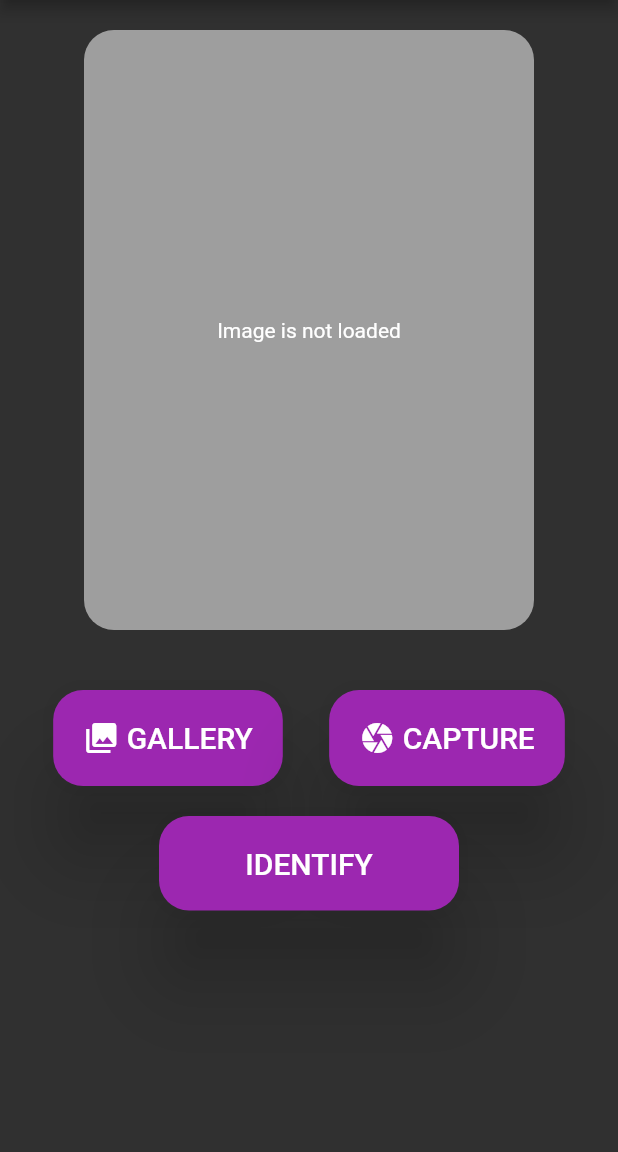
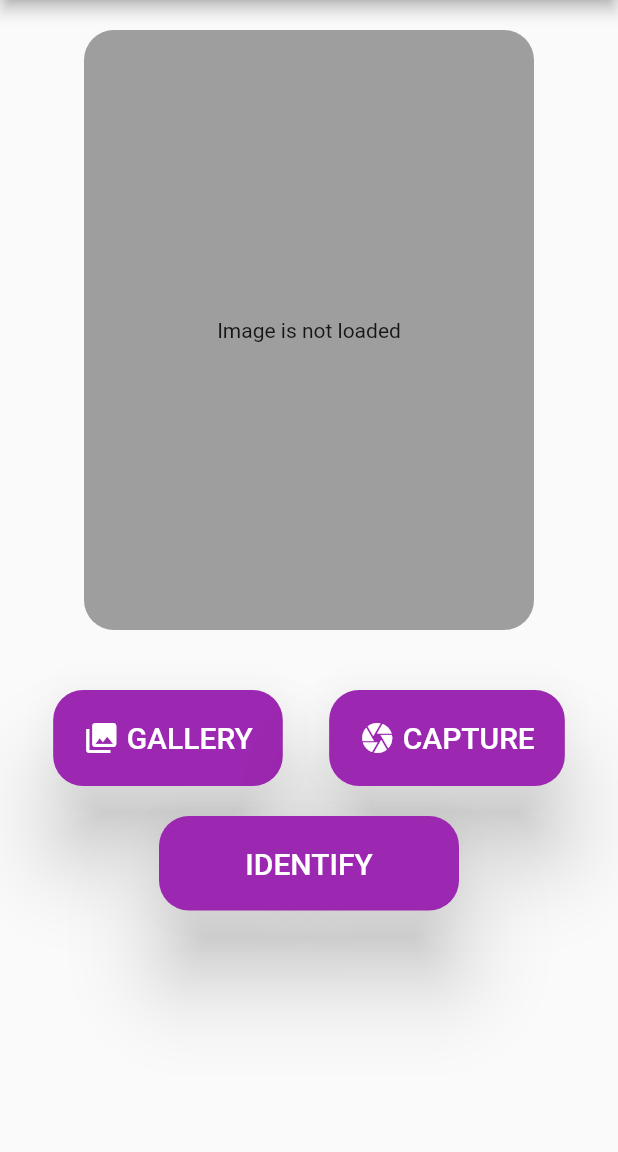
Before and after one commit to Zestful-Tribu/lilyora, a Flutter app: the screen it shows after launch, after a tap on the "camera" icon, on a phone screen of 412 x 824 dp, the part 84-1236 px from its top. Run offline on Flutter 3.47's test engine with Material 2 defaults, Android fonts, the phone set to English and light mode, and no system bars; our stand-ins replace dio, image_picker; missing offline and left inert: flappy_search_bar.

Commit message:
home screen alignment changes

```diff
--- a/lib/components/scrolling_small_flowers_horizontal.dart
+++ b/lib/components/scrolling_small_flowers_horizontal.dart
@@ -1,6 +1,7 @@
 import 'package:flutter/material.dart';
 
 class smallFlowerImg extends StatelessWidget {
+
   const smallFlowerImg({
     Key key,
   }) : super(key: key);
@@ -8,6 +9,7 @@ class smallFlowerImg extends StatelessWidget {
   @override
   Widget build(BuildContext context) {
     return Container(
+      margin: EdgeInsets.only(left: 15.0),
       height: 70,
       width: 70,
       decoration: BoxDecoration(
@@ -15,7 +17,7 @@ class smallFlowerImg extends StatelessWidget {
           shape: BoxShape.circle,
           image: DecorationImage(
             image: AssetImage(
-                "assets/tulip flower.png"
+                "assets/roseflower.jpg"
             ),
             fit: BoxFit.fill,
           )
--- a/lib/constants.dart
+++ b/lib/constants.dart
@@ -3,3 +3,5 @@ import 'package:flutter/material.dart';
 
 
 const Color MAIN_TEXTCOLOR = Colors.amberAccent;
+const Color Primary_Color = Color(0xFF56C596);
+const Color Primary_Color2 = Color(0xFF329D9C);
--- a/lib/main.dart
+++ b/lib/main.dart
@@ -20,7 +20,7 @@ class MyApp extends StatelessWidget {
       title: 'Flutter Demo',
       theme: ThemeData(
         primaryColor: Colors.deepPurpleAccent,
-        brightness: Brightness.dark,
+
       ),
       home: NavigationScreen(),
       routes: {
--- a/lib/screens/home_screen.dart
+++ b/lib/screens/home_screen.dart
@@ -31,9 +31,9 @@ class _HomePageState extends State<HomePage>{
 
             ),
             Container(
-              padding: EdgeInsets.only(top: 10, bottom: 10),
+              padding: EdgeInsets.only(top: 10, bottom: 10, left: 10),
               child: Text(
-                "Popular flowers",
+                "Popular flowers  ----------------------------",
                 style: TextStyle(
                   fontWeight: FontWeight.bold,
                   fontSize: 20,
@@ -58,7 +58,7 @@ class _HomePageState extends State<HomePage>{
               ),
             ),
             Container(
-              padding: EdgeInsets.only(top: 10, bottom: 10),
+              padding: EdgeInsets.only(top: 10, bottom: 10, left: 10),
               child: Text(
                 "Flower of the day",
                 style: TextStyle(
@@ -70,8 +70,9 @@ class _HomePageState extends State<HomePage>{
 
             Container(
               padding: EdgeInsets.all(30),
+              margin: const EdgeInsets.only(left: 10.0, right: 10.0),
               decoration: BoxDecoration(
-                color: Colors.yellow,
+                color: Color(0xFF56C596),
                 borderRadius: BorderRadius.circular(20),
               ),
               child: Column(
@@ -84,7 +85,12 @@ class _HomePageState extends State<HomePage>{
                         decoration: BoxDecoration(
                           color: Colors.tealAccent,
                           borderRadius: BorderRadius.circular(20),
-
+                            image: DecorationImage(
+                              image: AssetImage(
+                                  "assets/roseflower.jpg"
+                              ),
+                              fit: BoxFit.fill,
+                            )
                         ),
                       ),
                       Expanded(
@@ -97,24 +103,32 @@ class _HomePageState extends State<HomePage>{
                             mainAxisAlignment: MainAxisAlignment.spaceAround,
                             children: [
                               Container(
-                                padding: EdgeInsets.all(4),
+
                                 width: MediaQuery.of(context).size.height / 3,
 
                                 decoration: BoxDecoration(
 
                                   border: Border(
                                     bottom: BorderSide(
-                                      color: Colors.black,
+                                      color: Color(0xFF56C596),
                                       width: 2,
                                     ),
                                   ),
                                 ),
-                                child: Text(
-                                    "Rose Flower"
+                                child: Container(
+                                  padding: EdgeInsets.only(left: 20),
+                                  child: Text(
+
+                                      "Rose Flower",
+                                    style: TextStyle(
+                                      color: Colors.black,
+                                      fontSize: 20,
+                                    ),
+                                  ),
                                 ),
                               ),
                               Container(
-
+                                padding: EdgeInsets.only(left: 20),
                                 child: Text(
                                     "Genus: Rosa L\n" +
                                         "Family: Rosaceae\n"+
@@ -128,7 +142,7 @@ class _HomePageState extends State<HomePage>{
                     ],
                   ),
                   Container(
-                    padding: EdgeInsets.only(top: 10),
+                    padding: EdgeInsets.only(top: 20),
                     child: Text(
                         "A rose is awoody perennial asdfa aiosdfhosdhf dahsdfoauh sdfoahda dfoh"
                             "asdfha isdufhao dfadfojaosdfhao dadfaidfh "
--- a/lib/screens/navigation_screen.dart
+++ b/lib/screens/navigation_screen.dart
@@ -1,5 +1,6 @@
 import 'package:flutter/material.dart';
 import 'package:lilyora/components/drawer.dart';
+import 'package:lilyora/constants.dart';
 import 'package:lilyora/screens/capture_screen.dart';
 import 'package:lilyora/screens/search_screen.dart';
 
@@ -25,7 +26,7 @@ class _NavigationScreenState extends State<NavigationScreen> {
 
       floatingActionButtonLocation: FloatingActionButtonLocation.centerDocked,
       floatingActionButton: FloatingActionButton(
-        backgroundColor: Colors.deepPurple,
+        backgroundColor: Primary_Color2,
         onPressed: () {
           Navigator.pushNamed(context, CaptureScreen.id);
         },
@@ -37,7 +38,7 @@ class _NavigationScreenState extends State<NavigationScreen> {
         ),
       ),
       bottomNavigationBar: BottomNavigationBar(
-        backgroundColor: Colors.deepPurple,
+        backgroundColor: Primary_Color,
         selectedItemColor: Colors.white,
         onTap: onTabTapped,
         currentIndex: _currentIndex,
@@ -47,15 +48,19 @@ class _NavigationScreenState extends State<NavigationScreen> {
             title: Text("Home"),
           ),
           BottomNavigationBarItem(
-            icon: Icon(Icons.search),
-            title: Text("Search"),
+            icon: Icon(Icons.search,
+              color: Colors.white,),
+            title: Text("Search",
+              style: TextStyle(color: Colors.white),
+              ),
+
           )
         ],
       ),
 
       appBar:  AppBar(
         title: Text("Lilyora"),
-        backgroundColor: Colors.deepPurple,
+        backgroundColor: Primary_Color,
         actions: <Widget>[
           IconButton(
             icon: Icon(Icons.notifications_active),
```
Also changed, not shown: assets/roseflower.jpg (added).
